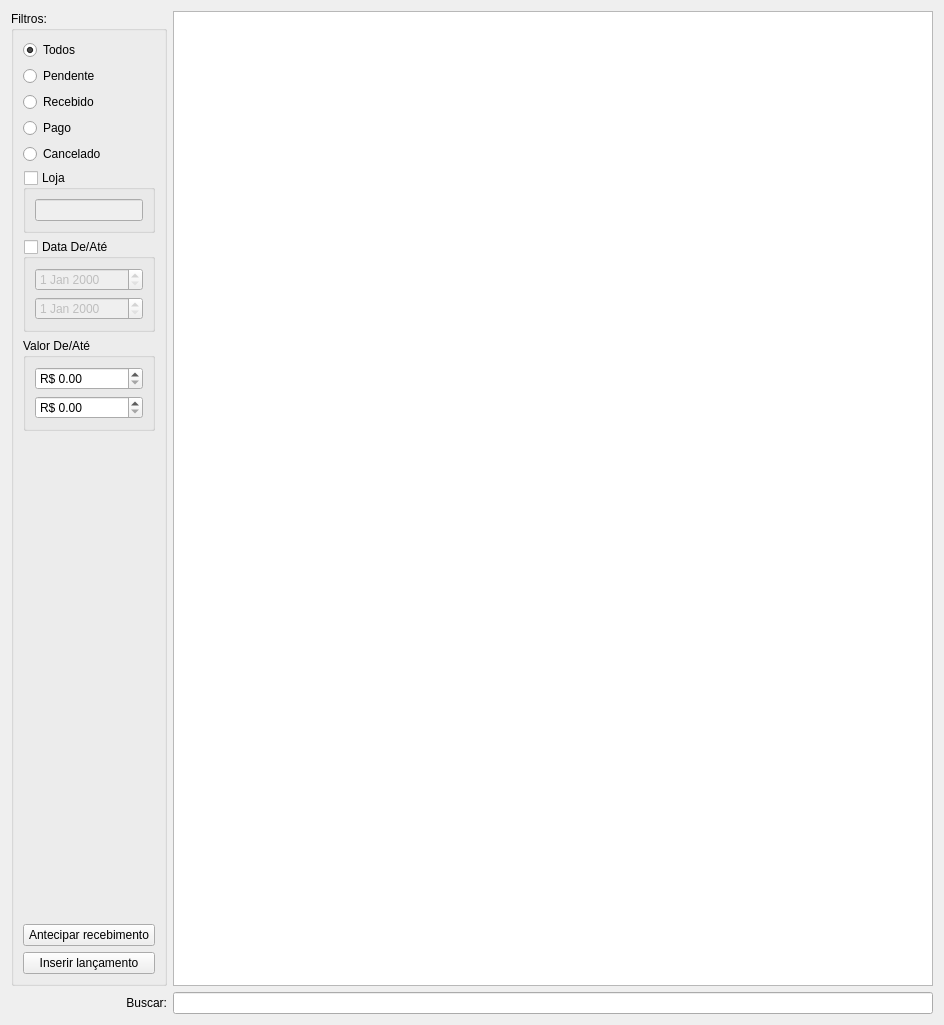
Before: the Qt Designer form ui/widgetpagamento.ui in lellisls/ERP-STACCATO, drawn with Qt 5.
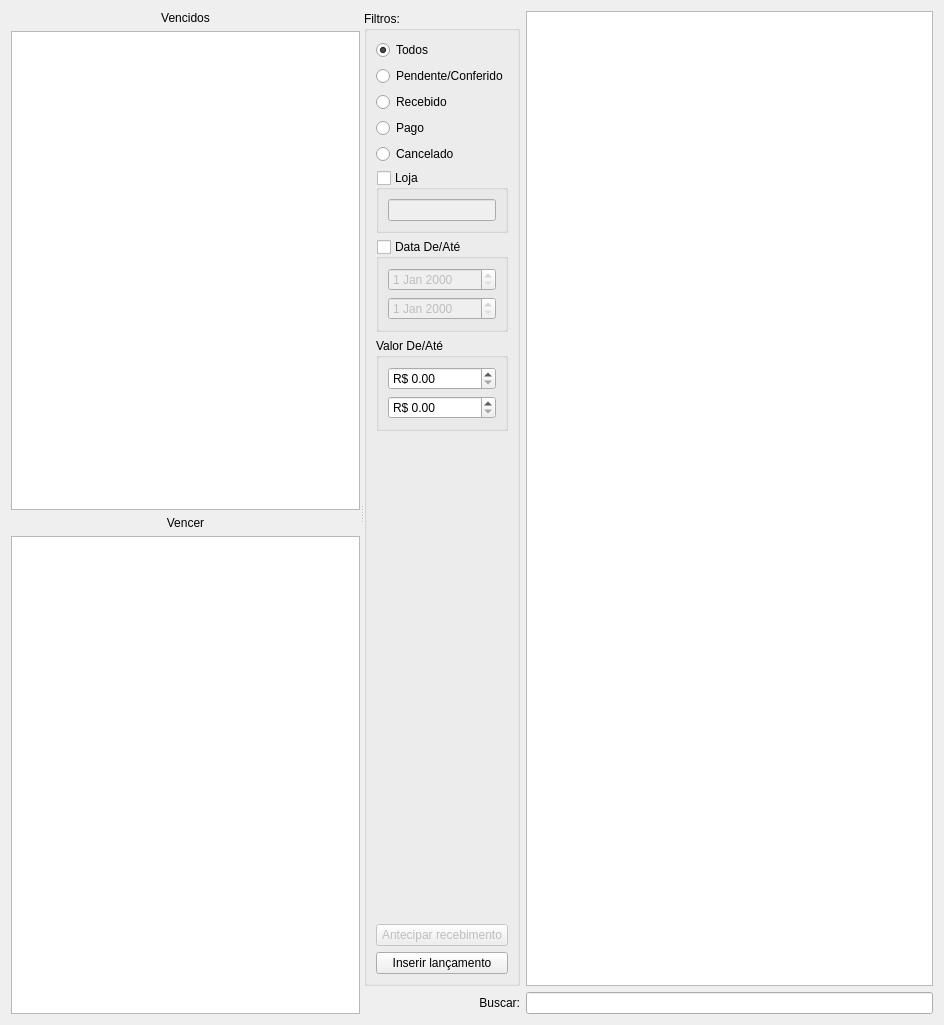
After: the same form once the commit is applied. Custom widgets are drawn as their Qt base class.

```diff
--- a/ui/widgetpagamento.ui
+++ b/ui/widgetpagamento.ui
@@ -13,55 +13,70 @@
   <property name="windowTitle">
    <string>Form</string>
   </property>
+  <layout class="QGridLayout" name="gridLayout_6">
+   <item row="0" column="0">
+    <widget class="QSplitter" name="splitter">
+     <property name="orientation">
+      <enum>Qt::Horizontal</enum>
+     </property>
+     <widget class="QWidget" name="layoutWidget">
   <layout class="QGridLayout" name="gridLayout">
-   <item row="0" column="1">
-    <widget class="TableView" name="table">
+       <item row="1" column="0" colspan="2">
+        <widget class="QTableView" name="tableVencidos">
      <property name="mouseTracking">
       <bool>true</bool>
      </property>
      <property name="editTriggers">
       <set>QAbstractItemView::NoEditTriggers</set>
      </property>
-     <property name="alternatingRowColors">
-      <bool>true</bool>
-     </property>
      <property name="selectionMode">
       <enum>QAbstractItemView::SingleSelection</enum>
      </property>
      <property name="selectionBehavior">
       <enum>QAbstractItemView::SelectRows</enum>
      </property>
-     <property name="sortingEnabled">
-      <bool>true</bool>
-     </property>
-     <attribute name="horizontalHeaderCascadingSectionResizes">
-      <bool>true</bool>
-     </attribute>
-     <attribute name="horizontalHeaderStretchLastSection">
-      <bool>false</bool>
-     </attribute>
-    </widget>
-   </item>
-   <item row="1" column="0">
-    <widget class="QLabel" name="labelContasReceberBuscar">
-     <property name="enabled">
+        </widget>
+       </item>
+       <item row="3" column="0" colspan="2">
+        <widget class="QTableView" name="tableVencer">
+         <property name="mouseTracking">
       <bool>true</bool>
      </property>
+         <property name="editTriggers">
+          <set>QAbstractItemView::NoEditTriggers</set>
+         </property>
+         <property name="selectionMode">
+          <enum>QAbstractItemView::SingleSelection</enum>
+         </property>
+         <property name="selectionBehavior">
+          <enum>QAbstractItemView::SelectRows</enum>
+         </property>
+        </widget>
+       </item>
+       <item row="2" column="0" colspan="2">
+        <widget class="QLabel" name="label_2">
      <property name="text">
-      <string>Buscar:</string>
+          <string>Vencer</string>
      </property>
      <property name="alignment">
-      <set>Qt::AlignRight|Qt::AlignTrailing|Qt::AlignVCenter</set>
+          <set>Qt::AlignCenter</set>
      </property>
     </widget>
    </item>
-   <item row="1" column="1">
-    <widget class="QLineEdit" name="lineEditBusca">
-     <property name="enabled">
-      <bool>true</bool>
-     </property>
-    </widget>
-   </item>
+       <item row="0" column="0" colspan="2">
+        <widget class="QLabel" name="label">
+         <property name="text">
+          <string>Vencidos</string>
+         </property>
+         <property name="alignment">
+          <set>Qt::AlignCenter</set>
+         </property>
+        </widget>
+       </item>
+      </layout>
+     </widget>
+     <widget class="QWidget" name="layoutWidget">
+      <layout class="QGridLayout" name="gridLayout_3">
    <item row="0" column="0">
     <widget class="QGroupBox" name="groupBoxFiltros">
      <property name="enabled">
@@ -71,93 +86,7 @@
       <string>Filtros:</string>
      </property>
      <layout class="QGridLayout" name="gridLayout_12">
-      <item row="12" column="0">
-       <spacer name="verticalSpacer_5">
-        <property name="orientation">
-         <enum>Qt::Vertical</enum>
-        </property>
-        <property name="sizeHint" stdset="0">
-         <size>
-          <width>20</width>
-          <height>290</height>
-         </size>
-        </property>
-       </spacer>
-      </item>
-      <item row="14" column="0">
-       <widget class="QPushButton" name="pushButtonInserirLancamento">
-        <property name="enabled">
-         <bool>true</bool>
-        </property>
-        <property name="text">
-         <string>Inserir lançamento</string>
-        </property>
-       </widget>
-      </item>
-      <item row="0" column="0">
-       <widget class="QRadioButton" name="radioButtonTodos">
-        <property name="enabled">
-         <bool>true</bool>
-        </property>
-        <property name="text">
-         <string>Todos</string>
-        </property>
-        <property name="checked">
-         <bool>true</bool>
-        </property>
-       </widget>
-      </item>
-      <item row="6" column="0">
-       <widget class="QRadioButton" name="radioButtonCancelado">
-        <property name="enabled">
-         <bool>true</bool>
-        </property>
-        <property name="text">
-         <string>Cancelado</string>
-        </property>
-       </widget>
-      </item>
-      <item row="13" column="0">
-       <widget class="QPushButton" name="pushButtonAdiantarRecebimento">
-        <property name="enabled">
-         <bool>true</bool>
-        </property>
-        <property name="text">
-         <string>Antecipar recebimento</string>
-        </property>
-       </widget>
-      </item>
-      <item row="4" column="0">
-       <widget class="QRadioButton" name="radioButtonRecebido">
-        <property name="enabled">
-         <bool>true</bool>
-        </property>
-        <property name="text">
-         <string>Recebido</string>
-        </property>
-       </widget>
-      </item>
-      <item row="1" column="0">
-       <widget class="QRadioButton" name="radioButtonPendente">
-        <property name="enabled">
-         <bool>true</bool>
-        </property>
-        <property name="text">
-         <string>Pendente</string>
-        </property>
-       </widget>
-      </item>
-      <item row="5" column="0">
-       <widget class="QRadioButton" name="radioButtonPago">
-        <property name="enabled">
-         <bool>true</bool>
-        </property>
-        <property name="text">
-         <string>Pago</string>
-        </property>
-       </widget>
-      </item>
-      <item row="10" column="0">
+          <item row="9" column="0">
        <widget class="QGroupBox" name="groupBox">
         <property name="title">
          <string>Valor De/Até</string>
@@ -186,7 +115,7 @@
         </layout>
        </widget>
       </item>
-      <item row="8" column="0">
+          <item row="7" column="0">
        <widget class="QGroupBox" name="groupBoxLojas">
         <property name="enabled">
          <bool>true</bool>
@@ -214,7 +143,7 @@
         </layout>
        </widget>
       </item>
-      <item row="9" column="0">
+          <item row="8" column="0">
        <widget class="QGroupBox" name="groupBoxData">
         <property name="enabled">
          <bool>true</bool>
@@ -246,7 +175,145 @@
         </layout>
        </widget>
       </item>
-     </layout>
+          <item row="11" column="0">
+           <spacer name="verticalSpacer_5">
+            <property name="orientation">
+             <enum>Qt::Vertical</enum>
+            </property>
+            <property name="sizeHint" stdset="0">
+             <size>
+              <width>20</width>
+              <height>290</height>
+             </size>
+            </property>
+           </spacer>
+          </item>
+          <item row="13" column="0">
+           <widget class="QPushButton" name="pushButtonInserirLancamento">
+            <property name="enabled">
+             <bool>true</bool>
+            </property>
+            <property name="text">
+             <string>Inserir lançamento</string>
+            </property>
+           </widget>
+          </item>
+          <item row="3" column="0">
+           <widget class="QRadioButton" name="radioButtonRecebido">
+            <property name="enabled">
+             <bool>true</bool>
+            </property>
+            <property name="text">
+             <string>Recebido</string>
+            </property>
+           </widget>
+          </item>
+          <item row="0" column="0">
+           <widget class="QRadioButton" name="radioButtonTodos">
+            <property name="enabled">
+             <bool>true</bool>
+            </property>
+            <property name="text">
+             <string>Todos</string>
+            </property>
+            <property name="checked">
+             <bool>true</bool>
+            </property>
+           </widget>
+          </item>
+          <item row="5" column="0">
+           <widget class="QRadioButton" name="radioButtonCancelado">
+            <property name="enabled">
+             <bool>true</bool>
+            </property>
+            <property name="text">
+             <string>Cancelado</string>
+            </property>
+           </widget>
+          </item>
+          <item row="12" column="0">
+           <widget class="QPushButton" name="pushButtonAdiantarRecebimento">
+            <property name="enabled">
+             <bool>false</bool>
+            </property>
+            <property name="text">
+             <string>Antecipar recebimento</string>
+            </property>
+           </widget>
+          </item>
+          <item row="1" column="0">
+           <widget class="QRadioButton" name="radioButtonPendente">
+            <property name="enabled">
+             <bool>true</bool>
+            </property>
+            <property name="text">
+             <string>Pendente/Conferido</string>
+            </property>
+           </widget>
+          </item>
+          <item row="4" column="0">
+           <widget class="QRadioButton" name="radioButtonPago">
+            <property name="enabled">
+             <bool>true</bool>
+            </property>
+            <property name="text">
+             <string>Pago</string>
+            </property>
+           </widget>
+          </item>
+         </layout>
+        </widget>
+       </item>
+       <item row="0" column="1">
+        <widget class="TableView" name="table">
+         <property name="mouseTracking">
+          <bool>true</bool>
+         </property>
+         <property name="editTriggers">
+          <set>QAbstractItemView::NoEditTriggers</set>
+         </property>
+         <property name="alternatingRowColors">
+          <bool>true</bool>
+         </property>
+         <property name="selectionMode">
+          <enum>QAbstractItemView::SingleSelection</enum>
+         </property>
+         <property name="selectionBehavior">
+          <enum>QAbstractItemView::SelectRows</enum>
+         </property>
+         <property name="sortingEnabled">
+          <bool>false</bool>
+         </property>
+         <attribute name="horizontalHeaderCascadingSectionResizes">
+          <bool>true</bool>
+         </attribute>
+         <attribute name="horizontalHeaderStretchLastSection">
+          <bool>false</bool>
+         </attribute>
+        </widget>
+       </item>
+       <item row="1" column="0">
+        <widget class="QLabel" name="labelContasReceberBuscar">
+         <property name="enabled">
+          <bool>true</bool>
+         </property>
+         <property name="text">
+          <string>Buscar:</string>
+         </property>
+         <property name="alignment">
+          <set>Qt::AlignRight|Qt::AlignTrailing|Qt::AlignVCenter</set>
+         </property>
+        </widget>
+       </item>
+       <item row="1" column="1">
+        <widget class="QLineEdit" name="lineEditBusca">
+         <property name="enabled">
+          <bool>true</bool>
+         </property>
+        </widget>
+       </item>
+      </layout>
+     </widget>
     </widget>
    </item>
   </layout>
```
Lines whose indentation alone changed are shown as unchanged.
